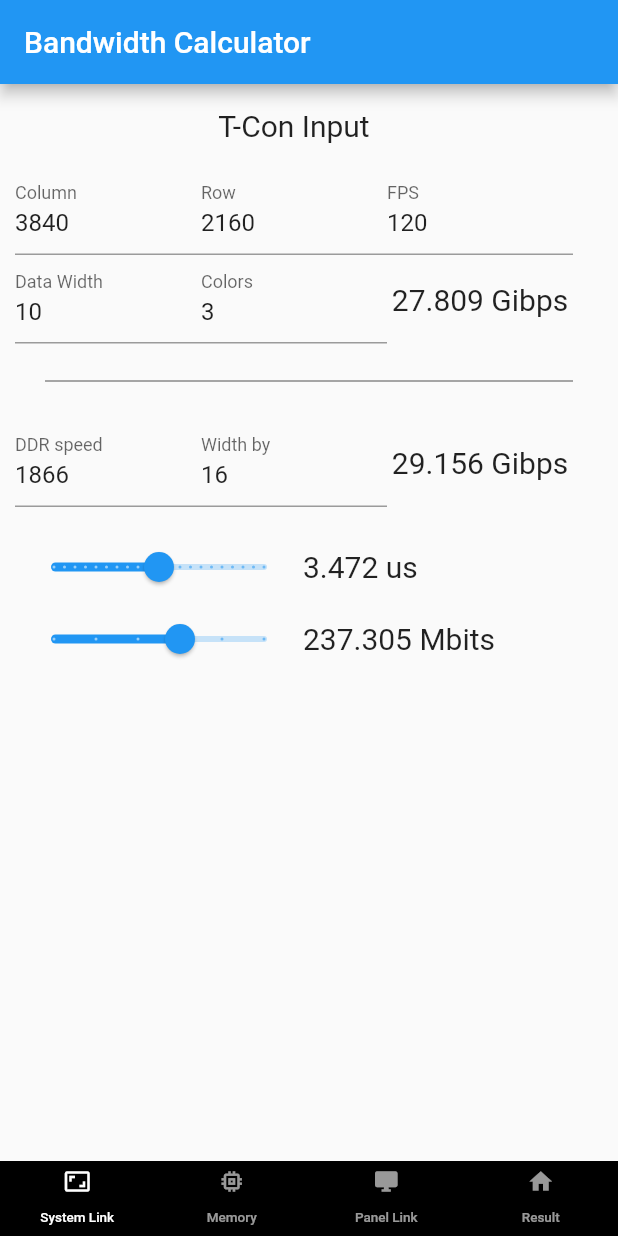
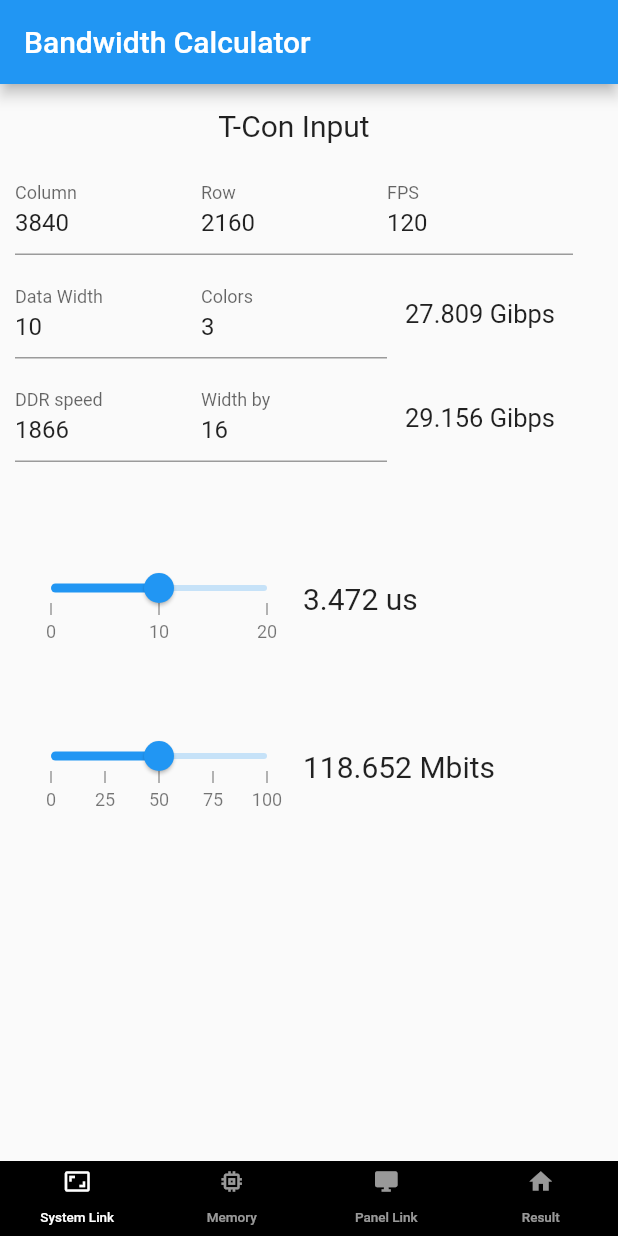
Before and after one commit to hominlim/display_bandwidth_calc, a Flutter app: the screen it shows after launch, on a phone screen of 412 x 824 dp. Run offline on Flutter 3.47's test engine with Material 2 defaults, Android fonts, the light colour scheme and no system bars; drawn by our look-alikes of syncfusion_flutter_sliders.

Commit message:
Dec 1st, 2022

```diff
--- a/lib/screens/tcon_input_screen.dart
+++ b/lib/screens/tcon_input_screen.dart
@@ -1,6 +1,6 @@
 import 'package:flutter/material.dart';
-import 'package:flutter/services.dart';
 import 'package:intl/intl.dart';
+import 'package:syncfusion_flutter_sliders/sliders.dart';
 
 class TconInputScreen extends StatefulWidget {
   const TconInputScreen({Key? key}) : super(key: key);
@@ -10,7 +10,7 @@ class TconInputScreen extends StatefulWidget {
 }
 
 class _TconInputScreenState extends State<TconInputScreen> {
-  final _formKey = GlobalKey<FormState>(); // 폼의 상태를 얻기 위한 키
+// 폼의 상태를 얻기 위한 키
   final _columnController = TextEditingController(text: "3840");
   final _rowController = TextEditingController(text: "2160");
   final _fpsController = TextEditingController(text: "120");
@@ -29,6 +29,7 @@ class _TconInputScreenState extends State<TconInputScreen> {
 
   double storage_video_result_mbits = 0;
   double _horizontalTimeSliderValue = 10;
+  double _storage_video_compression_ration = 50;
 
   @override
   void initState() {
@@ -55,7 +56,6 @@ class _TconInputScreenState extends State<TconInputScreen> {
       bps_calc_ddr = ddr_speed * ddr_width / 1024;
 
       vertical_time = (1 / frame_frequency);
-      // _horizontalTimeSliderValue.round().toString(),
       horizontal_time = (1 - _horizontalTimeSliderValue / 100) *
           vertical_time /
           number_of_row *
@@ -63,12 +63,14 @@ class _TconInputScreenState extends State<TconInputScreen> {
 
       bps_calc_result_gibps = bps_calc_video / 1024 / 1024 / 1024;
 
-      storage_video_result_mbits = number_of_column *
-          number_of_row *
-          number_of_color *
-          data_width /
-          1024 /
-          1024;
+      storage_video_result_mbits =
+          (1 - _storage_video_compression_ration / 100) *
+              number_of_column *
+              number_of_row *
+              number_of_color *
+              data_width /
+              1024 /
+              1024;
     });
   }
 
@@ -111,6 +113,9 @@ class _TconInputScreenState extends State<TconInputScreen> {
                 )),
               ],
             ),
+            const SizedBox(
+              height: 10.0,
+            ),
             Row(
               children: [
                 Expanded(
@@ -128,17 +133,13 @@ class _TconInputScreenState extends State<TconInputScreen> {
                       '${NumberFormat('##.###').format(bps_calc_result_gibps)} Gibps',
                       textAlign: TextAlign.center,
                       style: TextStyle(
-                        fontSize: 20,
+                        fontSize: 17,
                       )),
                 ),
               ],
             ),
-            const Divider(
-              height: 50,
-              thickness: 1,
-              indent: 20,
-              endIndent: 0,
-              color: Colors.black45,
+            const SizedBox(
+              height: 10.0,
             ),
             Row(
               children: [
@@ -157,26 +158,34 @@ class _TconInputScreenState extends State<TconInputScreen> {
                       '${NumberFormat('##.###').format(bps_calc_ddr)} Gibps',
                       textAlign: TextAlign.center,
                       style: TextStyle(
-                        fontSize: 20,
+                        fontSize: 17,
                       )),
                 ),
               ],
             ),
             const SizedBox(
-              height: 16.0,
+              height: 10.0,
+            ),
+            const SizedBox(
+              height: 50.0,
             ),
             Row(
               children: [
-                Slider(
+                SfSlider(
                   value: _horizontalTimeSliderValue,
+                  min: 0,
                   max: 20,
-                  divisions: 20,
-                  label: _horizontalTimeSliderValue.round().toString(),
-                  onChanged: (double value) {
+                  showTicks: true,
+                  showLabels: true,
+                  showDividers: true,
+                  interval: 10,
+                  stepSize: 1,
+                  enableTooltip: true,
+                  shouldAlwaysShowTooltip: true,
+                  onChanged: (dynamic value) {
                     setState(() {
                       _horizontalTimeSliderValue = value;
-                      // _bpsCalcResult();
-                      print(horizontal_time);
+                      _bpsCalcResult();
                     });
                   },
                 ),
@@ -186,16 +195,26 @@ class _TconInputScreenState extends State<TconInputScreen> {
                 ),
               ],
             ),
+            const SizedBox(
+              height: 50.0,
+            ),
             Row(
               children: [
-                Slider(
-                  value: _horizontalTimeSliderValue,
-                  max: 20,
-                  divisions: 5,
-                  label: _horizontalTimeSliderValue.round().toString(),
-                  onChanged: (double value) {
+                SfSlider(
+                  value: _storage_video_compression_ration,
+                  min: 0,
+                  max: 100,
+                  showTicks: true,
+                  showLabels: true,
+                  showDividers: true,
+                  interval: 25,
+                  stepSize: 1,
+                  enableTooltip: true,
+                  shouldAlwaysShowTooltip: true,
+                  onChanged: (dynamic value) {
                     setState(() {
-                      _horizontalTimeSliderValue = value;
+                      _storage_video_compression_ration = value;
+                      _bpsCalcResult();
                     });
                   },
                 ),
--- a/pubspec.yaml
+++ b/pubspec.yaml
@@ -38,6 +38,7 @@ dependencies:
   # The following adds the Cupertino Icons font to your application.
   # Use with the CupertinoIcons class for iOS style icons.
   cupertino_icons: ^1.0.2
+  syncfusion_flutter_sliders: ^20.3.59
 
 dev_dependencies:
   flutter_test:
```
Also changed, not shown: pubspec.lock, 10 other files.
